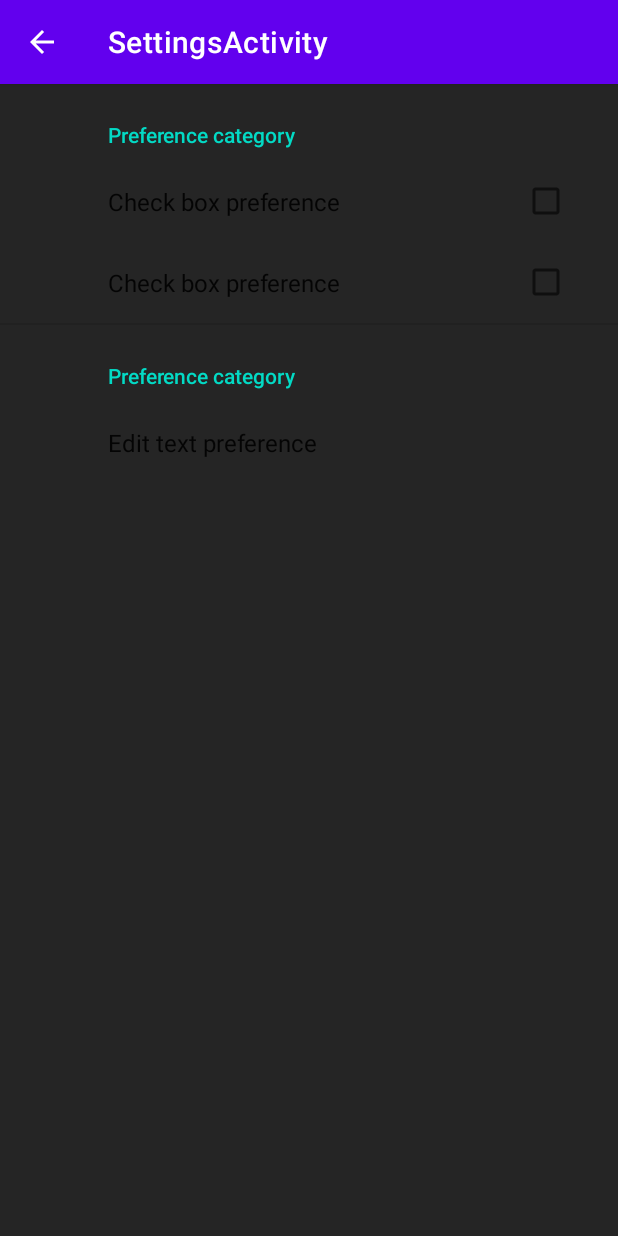
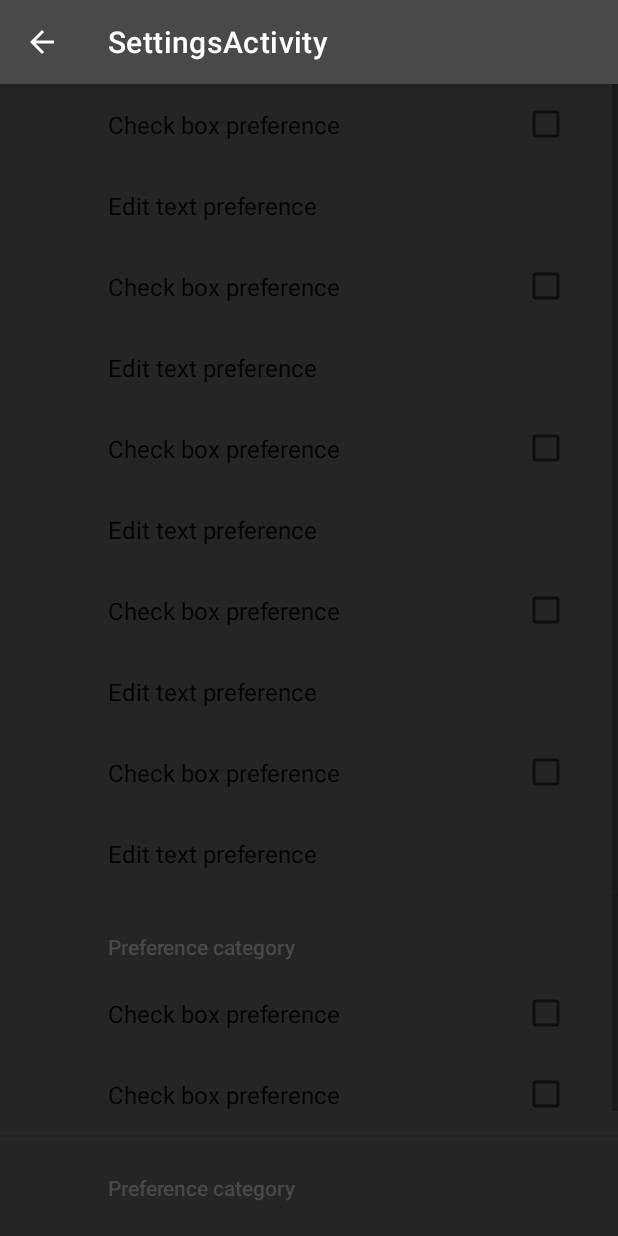
Before and after one commit to AlbertoBtt/AndroidStyleProject, an Android app: the SettingsActivity screen opened directly, with no data from a screen before it, on a phone screen of 412 x 824 dp. Run offline under Robolectric (Android 15) with nearby library versions, the phone set to English and light mode, and no system bars; our stand-ins replace androidx.preference.

Commit message:
Many things

```diff
--- a/app/src/main/AndroidManifest.xml
+++ b/app/src/main/AndroidManifest.xml
@@ -11,7 +11,10 @@
         android:theme="@style/Theme.AndroidApplicationUAM">
         <activity
             android:name=".SettingsActivity"
-            android:label="@string/title_activity_settings"></activity>
+            android:label="@string/title_activity_settings">
+            <meta-data android:name="android.support.PARENT_ACTIVITY"
+                android:value=".MainActivity"/>
+        </activity>
         <activity android:name=".MainActivity">
             <intent-filter>
                 <action android:name="android.intent.action.MAIN" />
--- a/app/src/main/java/com/uam/androidapplicationuam/SettingsActivity.java
+++ b/app/src/main/java/com/uam/androidapplicationuam/SettingsActivity.java
@@ -22,6 +22,7 @@ public class SettingsActivity extends AppCompatActivity {
         if (actionBar != null) {
             actionBar.setDisplayHomeAsUpEnabled(true);
         }
+
     }
 
     public static class SettingsFragment extends PreferenceFragmentCompat {
--- a/app/src/main/res/layout/settings_activity.xml
+++ b/app/src/main/res/layout/settings_activity.xml
@@ -1,11 +1,12 @@
 <LinearLayout xmlns:android="http://schemas.android.com/apk/res/android"
     android:layout_width="match_parent"
-    android:layout_height="match_parent">
+    android:layout_height="match_parent"
+    android:background="@color/black_background"
+    android:orientation="vertical">
 
     <FrameLayout
         android:id="@+id/settings"
         android:layout_width="match_parent"
-        android:layout_height="match_parent"
-        android:background="@color/black_background"
-        android:backgroundTint="@color/black_background" />
+        android:layout_height="match_parent" />
+
 </LinearLayout>
--- a/app/src/main/res/values-night/themes.xml
+++ /dev/null
@@ -1,16 +0,0 @@
-<resources xmlns:tools="http://schemas.android.com/tools">
-    <!-- Base application theme. -->
-    <style name="Theme.AndroidApplicationUAM" parent="Theme.MaterialComponents.DayNight.DarkActionBar">
-        <!-- Primary brand color. -->
-        <item name="colorPrimary">@color/purple_200</item>
-        <item name="colorPrimaryVariant">@color/purple_700</item>
-        <item name="colorOnPrimary">@color/black</item>
-        <!-- Secondary brand color. -->
-        <item name="colorSecondary">@color/teal_200</item>
-        <item name="colorSecondaryVariant">@color/teal_200</item>
-        <item name="colorOnSecondary">@color/black</item>
-        <!-- Status bar color. -->
-        <item name="android:statusBarColor" tools:targetApi="l">?attr/colorPrimaryVariant</item>
-        <!-- Customize your theme here. -->
-    </style>
-</resources>
--- a/app/src/main/res/values/themes.xml
+++ b/app/src/main/res/values/themes.xml
@@ -2,15 +2,17 @@
     <!-- Base application theme. -->
     <style name="Theme.AndroidApplicationUAM" parent="Theme.MaterialComponents.DayNight.DarkActionBar">
         <!-- Primary brand color. -->
-        <item name="colorPrimary">@color/purple_500</item>
-        <item name="colorPrimaryVariant">@color/purple_700</item>
-        <item name="colorOnPrimary">@color/black_background</item>
+        <item name="colorPrimary">@color/grey</item>
+        <item name="colorPrimaryVariant">@color/grey</item>
+        <item name="colorOnPrimary">@color/white</item>
         <!-- Secondary brand color. -->
-        <item name="colorSecondary">@color/teal_200</item>
-        <item name="colorSecondaryVariant">@color/teal_700</item>
+        <item name="colorSecondary">@color/grey</item>
+        <item name="colorSecondaryVariant">@color/grey</item>
         <item name="colorOnSecondary">@color/white</item>
         <!-- Status bar color. -->
         <item name="android:statusBarColor" tools:targetApi="l">?attr/colorPrimaryVariant</item>
         <!-- Customize your theme here. -->
+        <item name="android:textColor">@color/white</item>
+        <item name="android:itemBackground">@color/grey</item>
     </style>
 </resources>
--- a/app/src/main/res/xml/root_preferences.xml
+++ b/app/src/main/res/xml/root_preferences.xml
@@ -2,6 +2,76 @@
     android:background="@color/black_background"
     android:backgroundTint="@color/black_background"
     android:backgroundTintMode="src_in">
+    <CheckBoxPreference
+        android:layout_width="wrap_content"
+        android:layout_height="wrap_content"
+        android:defaultValue="false"
+        android:key="check_box_preference_8"
+        android:title="Check box preference" />
+    <EditTextPreference
+        android:layout_width="wrap_content"
+        android:layout_height="wrap_content"
+        android:defaultValue="Default value"
+        android:key="edit_text_preference_6"
+        android:selectAllOnFocus="true"
+        android:singleLine="true"
+        android:title="Edit text preference" />
+    <CheckBoxPreference
+        android:layout_width="wrap_content"
+        android:layout_height="wrap_content"
+        android:defaultValue="false"
+        android:key="check_box_preference_7"
+        android:title="Check box preference" />
+    <EditTextPreference
+        android:layout_width="wrap_content"
+        android:layout_height="wrap_content"
+        android:defaultValue="Default value"
+        android:key="edit_text_preference_5"
+        android:selectAllOnFocus="true"
+        android:singleLine="true"
+        android:title="Edit text preference" />
+    <CheckBoxPreference
+        android:layout_width="wrap_content"
+        android:layout_height="wrap_content"
+        android:defaultValue="false"
+        android:key="check_box_preference_6"
+        android:title="Check box preference" />
+    <EditTextPreference
+        android:layout_width="wrap_content"
+        android:layout_height="wrap_content"
+        android:defaultValue="Default value"
+        android:key="edit_text_preference_4"
+        android:selectAllOnFocus="true"
+        android:singleLine="true"
+        android:title="Edit text preference" />
+    <CheckBoxPreference
+        android:layout_width="wrap_content"
+        android:layout_height="wrap_content"
+        android:defaultValue="false"
+        android:key="check_box_preference_5"
+        android:title="Check box preference" />
+    <EditTextPreference
+        android:layout_width="wrap_content"
+        android:layout_height="wrap_content"
+        android:defaultValue="Default value"
+        android:key="edit_text_preference_3"
+        android:selectAllOnFocus="true"
+        android:singleLine="true"
+        android:title="Edit text preference" />
+    <CheckBoxPreference
+        android:layout_width="wrap_content"
+        android:layout_height="wrap_content"
+        android:defaultValue="false"
+        android:key="check_box_preference_4"
+        android:title="Check box preference" />
+    <EditTextPreference
+        android:layout_width="wrap_content"
+        android:layout_height="wrap_content"
+        android:defaultValue="Default value"
+        android:key="edit_text_preference_2"
+        android:selectAllOnFocus="true"
+        android:singleLine="true"
+        android:title="Edit text preference" />
     <PreferenceCategory android:title="Preference category">
 
     </PreferenceCategory>
@@ -22,5 +92,10 @@
         android:key="edit_text_preference_1"
         android:selectAllOnFocus="true"
         android:singleLine="true"
-        android:title="Edit text preference" />
+        android:title="Edit text preference"/>
+    <CheckBoxPreference
+        android:defaultValue="false"
+        android:key="check_box_preference_3"
+        android:title="Check box preference" />
+
 </PreferenceScreen>
```
Also changed, not shown: app/src/main/java/com/uam/androidapplicationuam/MainActivity.java (+11 -2 lines), app/src/main/res/layout/activity_main.xml (+0 -17 lines), app/src/main/res/layout/settings.xml (deleted, +0 -97 lines), app/src/main/res/menu/menu.xml (added, +8 -0 lines), gradle/wrapper/gradle-wrapper.properties.
